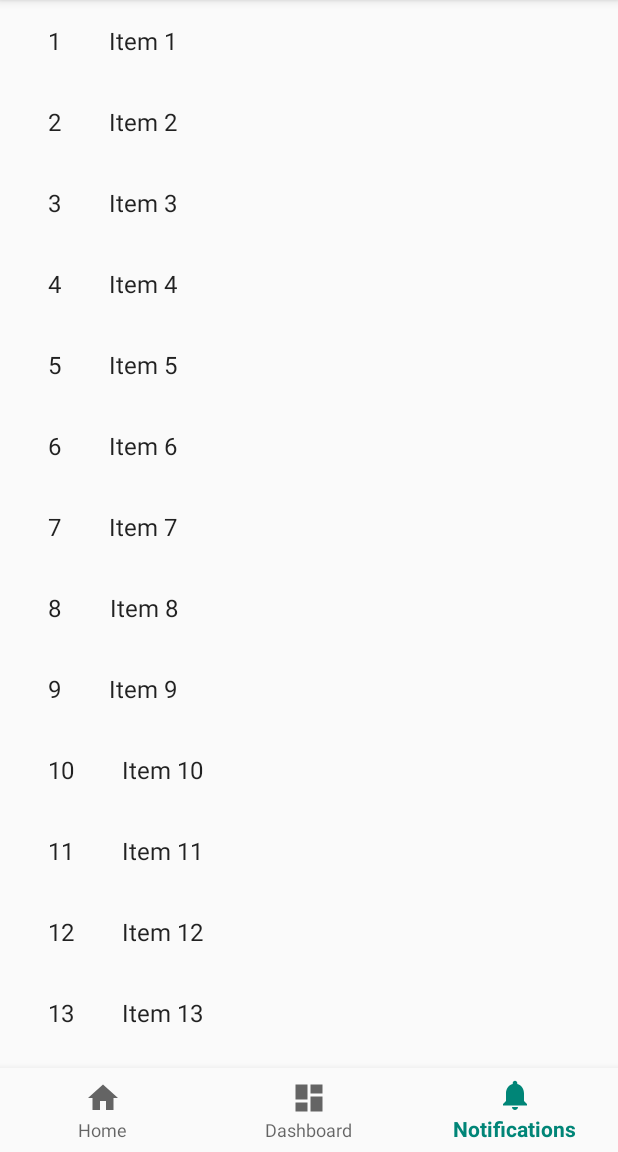
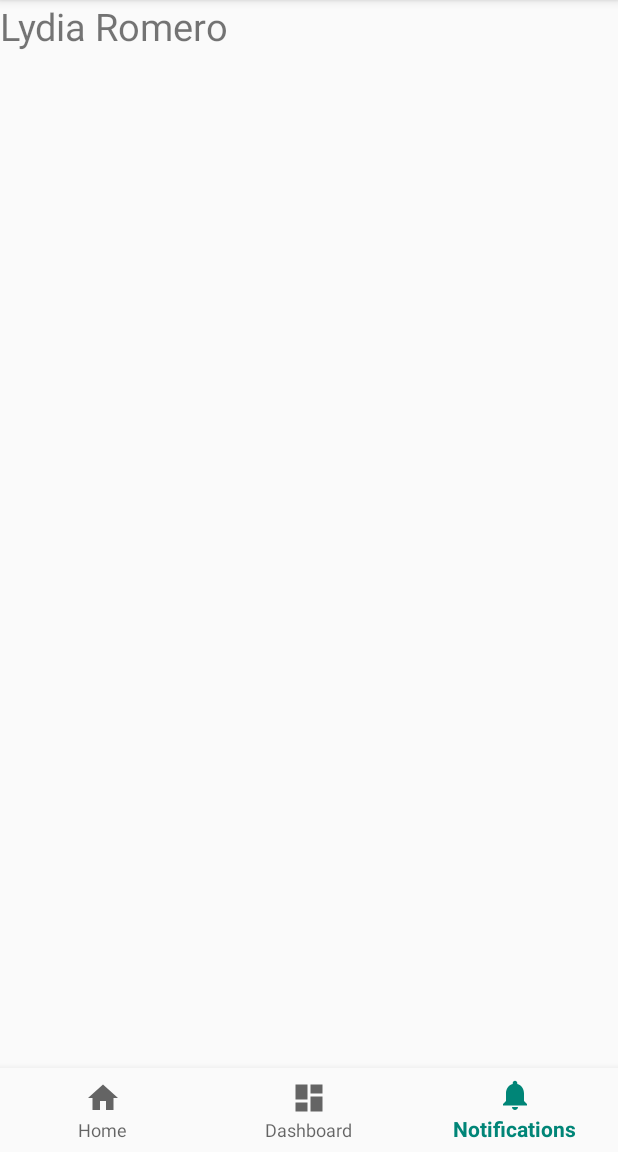
Before and after one commit to pfieffer/NavigationArchitecture, an Android app: the screen it shows after launch (MainActivity), item 3 of the bottom bar chosen, on a phone screen of 412 x 824 dp, the part 84-1236 px from its top. Run offline under Robolectric (Android 15) with nearby library versions, the phone set to English and light mode, and no system bars.

Commit message:
Passing data to a destination

```diff
--- a/app/src/main/java/com/example/navigationarchitectureexample/MainActivity.kt
+++ b/app/src/main/java/com/example/navigationarchitectureexample/MainActivity.kt
@@ -11,7 +11,10 @@ import kotlinx.android.synthetic.main.activity_main.*
 class MainActivity : AppCompatActivity(), ListFragment.OnListFragmentInteractionListener {
 
     override fun onListFragmentInteraction(item: DummyContent.DummyItem?) {
-        Log.i("Navigation", " selected $item")
+        val args = Bundle()
+        args.putString("param1", "Selected")
+        args.putString("param2",item.toString())
+        findNavController(R.id.nav_host).navigate(R.id.params_dest, args)
     }
 
     private val mOnNavigationItemSelectedListener = BottomNavigationView.OnNavigationItemSelectedListener { item ->
@@ -25,7 +28,10 @@ class MainActivity : AppCompatActivity(), ListFragment.OnListFragmentInteraction
                 return@OnNavigationItemSelectedListener true
             }
             R.id.navigation_notifications -> {
-                findNavController(R.id.nav_host)
+                val args = Bundle()
+                args.putString("param1", "Lydia")
+                args.putString("param2","Romero")
+                findNavController(R.id.nav_host).navigate(R.id.params_dest, args)
                 return@OnNavigationItemSelectedListener true
             }
         }
--- /dev/null
+++ b/app/src/main/java/com/example/navigationarchitectureexample/ParamsFragment.kt
@@ -0,0 +1,70 @@
+package com.example.navigationarchitectureexample
+
+
+import android.os.Bundle
+import android.support.v4.app.Fragment
+import android.view.LayoutInflater
+import android.view.View
+import android.view.ViewGroup
+import android.widget.TextView
+
+
+// TODO: Rename parameter arguments, choose names that match
+// the fragment initialization parameters, e.g. ARG_ITEM_NUMBER
+private const val ARG_PARAM1 = "param1"
+private const val ARG_PARAM2 = "param2"
+
+/**
+ * A simple [Fragment] subclass.
+ * Use the [ParamsFragment.newInstance] factory method to
+ * create an instance of this fragment.
+ *
+ */
+class ParamsFragment : Fragment() {
+    // TODO: Rename and change types of parameters
+    private var param1: String? = null
+    private var param2: String? = null
+
+    override fun onCreate(savedInstanceState: Bundle?) {
+        super.onCreate(savedInstanceState)
+        arguments?.let {
+            param1 = it.getString(ARG_PARAM1)
+            param2 = it.getString(ARG_PARAM2)
+        }
+    }
+
+    override fun onCreateView(
+        inflater: LayoutInflater, container: ViewGroup?,
+        savedInstanceState: Bundle?
+    ): View? {
+        // Inflate the layout for this fragment
+        val view = inflater.inflate(R.layout.fragment_params, container, false)
+
+        val fullName = "$param1 $param2"
+        val nameText : TextView = view.findViewById<TextView>(R.id.name_text)
+        nameText.text = fullName
+
+        return view
+    }
+
+
+    companion object {
+        /**
+         * Use this factory method to create a new instance of
+         * this fragment using the provided parameters.
+         *
+         * @param param1 Parameter 1.
+         * @param param2 Parameter 2.
+         * @return A new instance of fragment ParamsFragment.
+         */
+        // TODO: Rename and change types and number of parameters
+        @JvmStatic
+        fun newInstance(param1: String, param2: String) =
+            ParamsFragment().apply {
+                arguments = Bundle().apply {
+                    putString(ARG_PARAM1, param1)
+                    putString(ARG_PARAM2, param2)
+                }
+            }
+    }
+}
--- /dev/null
+++ b/app/src/main/res/layout/fragment_params.xml
@@ -0,0 +1,16 @@
+<?xml version="1.0" encoding="utf-8"?>
+<FrameLayout xmlns:android="http://schemas.android.com/apk/res/android"
+    xmlns:tools="http://schemas.android.com/tools"
+    android:layout_width="match_parent"
+    android:layout_height="match_parent"
+    tools:context=".ParamsFragment">
+
+    <!-- TODO: Update blank fragment layout -->
+    <TextView
+        android:id="@+id/name_text"
+        android:textSize="25sp"
+        android:layout_width="match_parent"
+        android:layout_height="match_parent"
+        android:text="@string/hello_blank_fragment" />
+
+</FrameLayout>
--- a/app/src/main/res/navigation/nav_graph.xml
+++ b/app/src/main/res/navigation/nav_graph.xml
@@ -15,5 +15,19 @@
         android:name="com.example.navigationarchitectureexample.ListFragment"
         android:label="fragment_item_list"
         tools:layout="@layout/fragment_item_list" />
+    <fragment
+        android:id="@+id/params_dest"
+        android:name="com.example.navigationarchitectureexample.ParamsFragment"
+        android:label="fragment_params"
+        tools:layout="@layout/fragment_params" >
+        <argument
+            android:name="param1"
+            android:defaultValue="Alexander"
+            app:argType="string" />
+        <argument
+            android:name="param2"
+            android:defaultValue="Hamilton"
+            app:argType="string" />
+    </fragment>
 
 </navigation>
```
